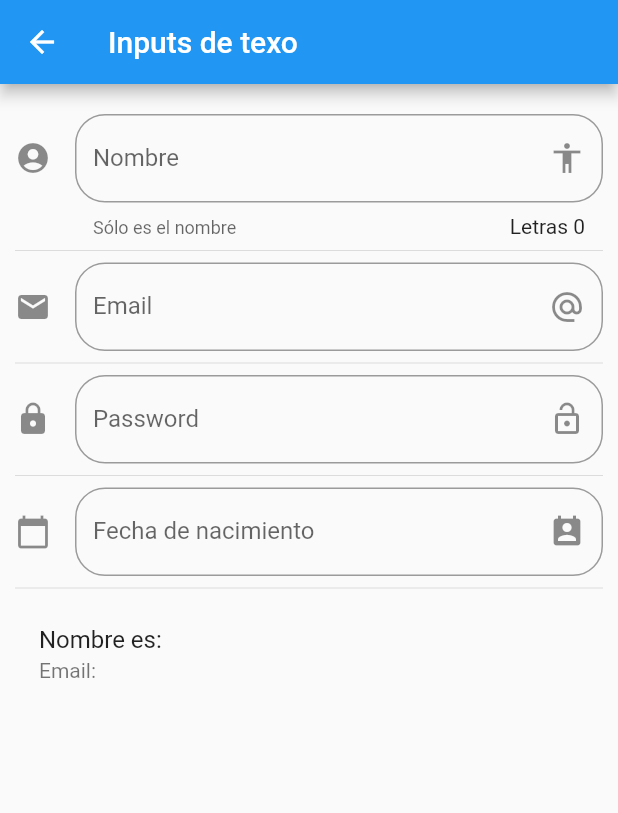
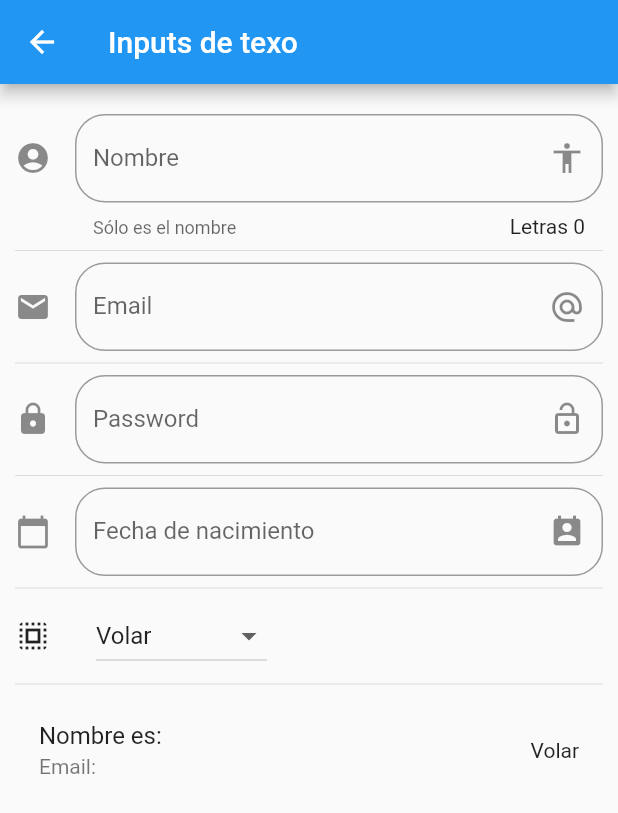
Before and after one commit to OmarACY/Flutter-Components, a Flutter app: the InputPage screen opened by its route, on a phone screen of 412 x 824 dp. Shown: the top 813 px of the screen. Run offline on Flutter 3.47's test engine with Material 2 defaults, Android fonts, the phone set to English and light mode, and no system bars.

Commit message:
83. Dropdown y DropdownMenuItem

```diff
--- a/lib/src/pages/input_page.dart
+++ b/lib/src/pages/input_page.dart
@@ -12,6 +12,9 @@ class _InputPageState extends State<InputPage> {
   String _email = '';
   String _password = '';
   String _date = '';
+  String _selectedOption = 'Volar';
+
+  List<String> _powers = ['Volar', 'RayosX', 'Super fuerza', 'Flash'];
 
   TextEditingController _inputFieldDateController = new TextEditingController();
 
@@ -31,6 +34,8 @@ class _InputPageState extends State<InputPage> {
           _createPassword(),
           Divider(),
           _createDate(context),
+          Divider(),
+          _createDropdown(context),
           Divider(),
           _createPerson()
         ],
@@ -118,13 +123,6 @@ class _InputPageState extends State<InputPage> {
     );
   }
 
-  Widget _createPerson(){
-    return ListTile(
-      title: Text('Nombre es: $_name'),
-      subtitle: Text('Email: $_email'),
-    );
-  }
-
   /// References
   /// https://flutter.dev/docs/development/accessibility-and-localization/internationalization#specifying-supportedlocales
   /// https://api.flutter.dev/flutter/flutter_localizations/GlobalMaterialLocalizations-class.html
@@ -138,12 +136,49 @@ class _InputPageState extends State<InputPage> {
     );
 
     if( picked != null ){
-        setState(() {
-          _date = picked.toString();
-          _inputFieldDateController.text = _date;
-        });
+      setState(() {
+        _date = picked.toString();
+        _inputFieldDateController.text = _date;
+      });
     }
+  }
+
+  List<DropdownMenuItem<String>> getOptionsDropdown() {
+    List<DropdownMenuItem<String>> list = new List();
+    _powers.forEach( (power) {
+      list.add( DropdownMenuItem(
+        child: Text(power),
+        value: power,
+      ));
+    });
+
+    return list;
+  }
+
+  Widget _createDropdown(BuildContext context) {
+    return Row(
+      children: <Widget>[
+        Icon(Icons.select_all),
+        SizedBox(width: 30.0),
+        DropdownButton(
+        value: _selectedOption,
+        items: getOptionsDropdown(),
+        onChanged: (opt) {
+          setState(() {
+            _selectedOption = opt;
+          });
+        })
+      ],
+    );
 
   }
 
+  Widget _createPerson(){
+    return ListTile(
+      title: Text('Nombre es: $_name'),
+      subtitle: Text('Email: $_email'),
+      trailing: Text(_selectedOption),
+    );
+  }
+
 }
```
